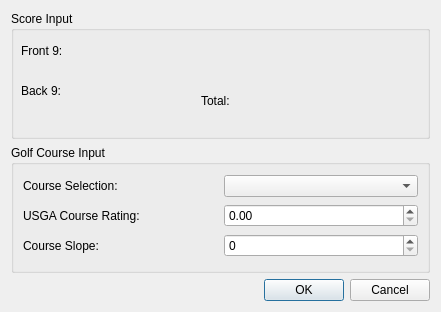
Old version of the form GolfTrackerHome/InputGolfScoreDialog.ui in the repository DilbertCoder/GolfHandicapTracker.
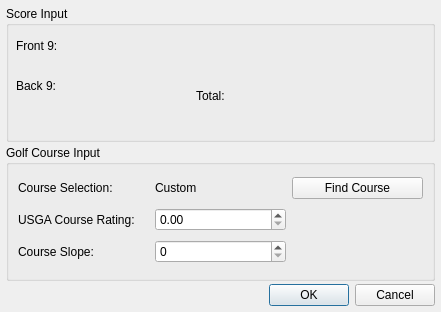
New version of the form.

Patch:
```diff
--- a/GolfTrackerHome/InputGolfScoreDialog.ui
+++ b/GolfTrackerHome/InputGolfScoreDialog.ui
@@ -14,6 +14,21 @@
    <string>Dialog</string>
   </property>
   <layout class="QVBoxLayout" name="verticalLayout">
+   <property name="spacing">
+    <number>3</number>
+   </property>
+   <property name="leftMargin">
+    <number>6</number>
+   </property>
+   <property name="topMargin">
+    <number>6</number>
+   </property>
+   <property name="rightMargin">
+    <number>6</number>
+   </property>
+   <property name="bottomMargin">
+    <number>6</number>
+   </property>
    <item>
     <widget class="QGroupBox" name="groupBoxSorceInput">
      <property name="title">
@@ -66,12 +81,6 @@
       <string>Golf Course Input</string>
      </property>
      <layout class="QGridLayout" name="gridLayout">
-      <item row="1" column="1">
-       <widget class="QDoubleSpinBox" name="doubleSpinBoxCourseRating"/>
-      </item>
-      <item row="0" column="1">
-       <widget class="QComboBox" name="comboBox"/>
-      </item>
       <item row="0" column="0">
        <widget class="QLabel" name="labelGolfCourse">
         <property name="text">
@@ -93,6 +102,23 @@
         </property>
        </widget>
       </item>
+      <item row="0" column="2">
+       <widget class="QPushButton" name="pushButtonCourseSearch">
+        <property name="text">
+         <string>Find Course</string>
+        </property>
+       </widget>
+      </item>
+      <item row="0" column="1">
+       <widget class="QLabel" name="labelCourseName">
+        <property name="text">
+         <string>Custom</string>
+        </property>
+       </widget>
+      </item>
+      <item row="1" column="1">
+       <widget class="QDoubleSpinBox" name="doubleSpinBoxCourseRating"/>
+      </item>
       <item row="2" column="1">
        <widget class="QDoubleSpinBox" name="doubleSpinBox">
         <property name="decimals">
```
